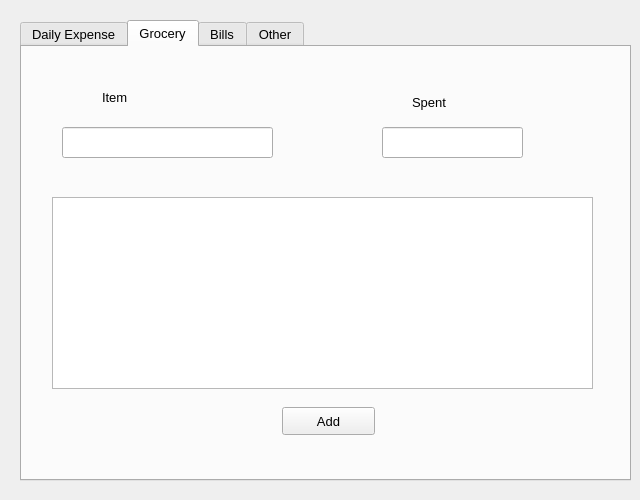
Old version of the form Add.ui in the repository KeTaNK2/Expense-Management.
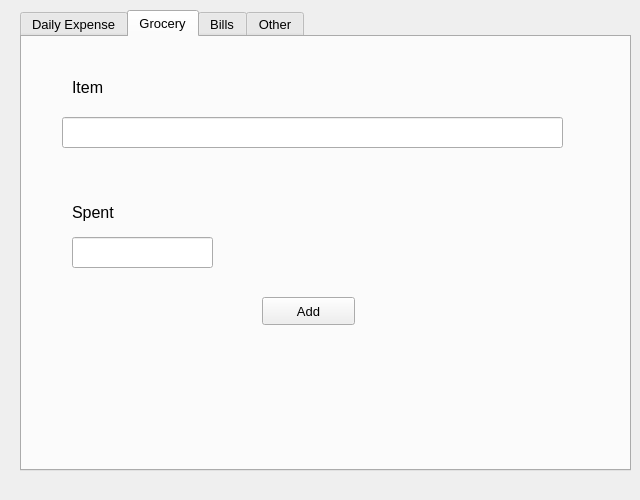
New version of the form. The open tabs and pages were chosen to show the change.

Patch:
```diff
--- a/Add.ui
+++ b/Add.ui
@@ -17,7 +17,7 @@
    <property name="geometry">
     <rect>
      <x>20</x>
-     <y>20</y>
+     <y>10</y>
      <width>611</width>
      <height>461</height>
     </rect>
@@ -167,8 +167,8 @@
     <widget class="QPushButton" name="GAddDB">
      <property name="geometry">
       <rect>
-       <x>260</x>
-       <y>360</y>
+       <x>240</x>
+       <y>260</y>
        <width>93</width>
        <height>28</height>
       </rect>
@@ -182,7 +182,7 @@
       <rect>
        <x>40</x>
        <y>80</y>
-       <width>211</width>
+       <width>501</width>
        <height>31</height>
       </rect>
      </property>
@@ -190,32 +190,27 @@
     <widget class="QLineEdit" name="GAmount">
      <property name="geometry">
       <rect>
-       <x>360</x>
-       <y>80</y>
+       <x>50</x>
+       <y>200</y>
        <width>141</width>
        <height>31</height>
       </rect>
      </property>
     </widget>
-    <widget class="QListView" name="GList">
-     <property name="geometry">
-      <rect>
-       <x>30</x>
-       <y>150</y>
-       <width>541</width>
-       <height>192</height>
-      </rect>
-     </property>
-    </widget>
     <widget class="QLabel" name="label_9">
      <property name="geometry">
       <rect>
-       <x>80</x>
+       <x>50</x>
        <y>30</y>
        <width>131</width>
        <height>41</height>
       </rect>
      </property>
+     <property name="font">
+      <font>
+       <pointsize>12</pointsize>
+      </font>
+     </property>
      <property name="text">
       <string>Item</string>
      </property>
@@ -223,16 +218,39 @@
     <widget class="QLabel" name="label_10">
      <property name="geometry">
       <rect>
-       <x>390</x>
-       <y>40</y>
+       <x>50</x>
+       <y>160</y>
        <width>81</width>
        <height>31</height>
       </rect>
      </property>
+     <property name="font">
+      <font>
+       <pointsize>12</pointsize>
+      </font>
+     </property>
      <property name="text">
       <string>Spent</string>
      </property>
     </widget>
+    <widget class="QLabel" name="ResIns_2">
+     <property name="geometry">
+      <rect>
+       <x>80</x>
+       <y>340</y>
+       <width>431</width>
+       <height>31</height>
+      </rect>
+     </property>
+     <property name="font">
+      <font>
+       <pointsize>14</pointsize>
+      </font>
+     </property>
+     <property name="text">
+      <string/>
+     </property>
+    </widget>
    </widget>
    <widget class="QWidget" name="tab_3">
     <attribute name="title">
```
Left out of the diff: 87 changed lines with no effect on the pictures.
